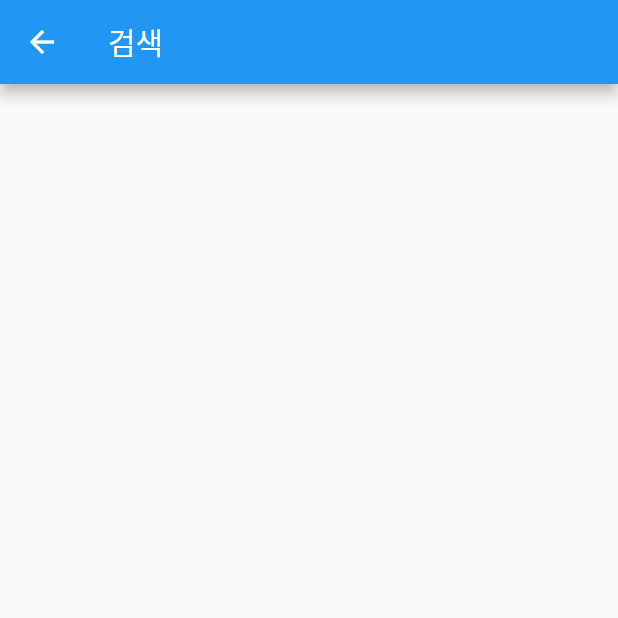
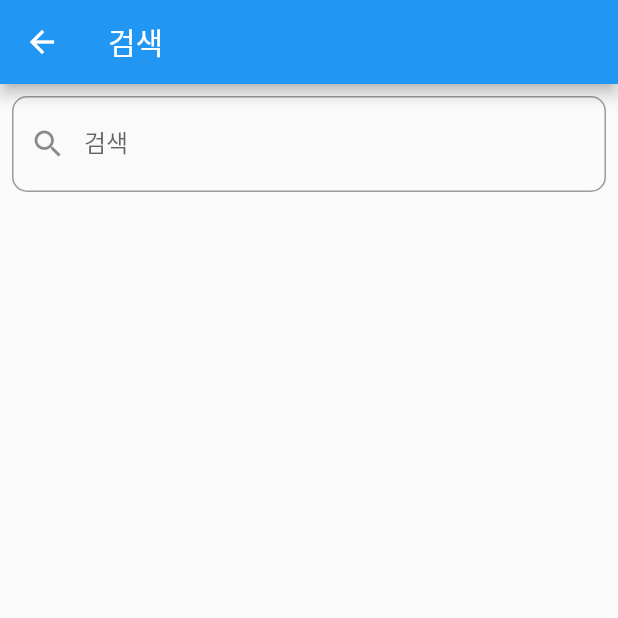
Before and after one commit to yenny-heo/Keep-bible, a Flutter app: the screen it shows after launch, in the side drawer, after a tap on "검색", on a phone screen of 412 x 824 dp, the top half of it. Run offline on Flutter 3.47's test engine with Material 2 defaults, Android fonts, the phone set to English and light mode, and no system bars; our stand-ins replace fluttertoast.

Commit message:
refactor: page 이름 변경

```diff
--- a/lib/main.dart
+++ b/lib/main.dart
@@ -6,8 +6,8 @@ import 'package:keep_bible_app/state/app_state_notifier.dart';
 import 'package:provider/provider.dart';
 import 'local_storage/bookmarks.dart';
 import 'local_storage/day_night_mode.dart';
-import 'page/new_bible.dart';
-import 'page/old_bible.dart';
+import 'page/new_bible_page.dart';
+import 'page/old_bible_page.dart';
 
 void main() {
   WidgetsFlutterBinding.ensureInitialized();
--- a/lib/navigation/drawer.dart
+++ b/lib/navigation/drawer.dart
@@ -1,8 +1,8 @@
 import 'package:flutter/material.dart';
 import 'package:keep_bible_app/local_storage/day_night_mode.dart';
-import 'package:keep_bible_app/page/bible_selection_list.dart';
-import 'package:keep_bible_app/page/bookmark_list.dart';
-import 'package:keep_bible_app/page/search.dart';
+import 'package:keep_bible_app/page/bible_selection_page.dart';
+import 'package:keep_bible_app/page/bookmark_page.dart';
+import 'package:keep_bible_app/page/search_page.dart';
 import 'package:keep_bible_app/state/app_state_notifier.dart';
 import 'package:provider/provider.dart';
 
@@ -74,7 +74,7 @@ class _NavDrawerState extends State<NavDrawer> {
           child: MenuText('검색'),
           onTap: () => {
             Navigator.push(context,
-                MaterialPageRoute(builder: (context) => Search()))
+                MaterialPageRoute(builder: (context) => SearchPage()))
           },
         )
       ],
--- a/lib/page/bookmark_list.dart
+++ b/lib/page/bookmark_page.dart
@@ -2,7 +2,7 @@ import 'package:flutter/material.dart';
 import 'package:keep_bible_app/local_storage/bookmarks.dart';
 import 'package:keep_bible_app/data/title.dart';
 
-import 'verse_list.dart';
+import 'verse_list_page.dart';
 
 List<BookmarkInfo> bookmarkList = List<BookmarkInfo>();
 
--- a/lib/page/old_bible.dart
+++ b/lib/page/new_bible_page.dart
@@ -1,18 +1,18 @@
 import 'package:flutter/material.dart';
 import 'package:keep_bible_app/data/title.dart';
-import 'verse_list.dart';
+import 'verse_list_page.dart';
 
-class OldBible extends StatelessWidget {
+class NewBible extends StatelessWidget {
   @override
   Widget build(BuildContext context) {
-    return OldBibleList(bibles: List.generate(korOldB.length, (i) => (korOldB[i])));
+    return NewBibleList(bibles: List.generate(korNewB.length, (i) => (korNewB[i])));
   }
 }
 
-class OldBibleList extends StatelessWidget {
+class NewBibleList extends StatelessWidget {
   final List<String> bibles;
 
-  const OldBibleList({Key key, this.bibles}) : super(key: key);
+  const NewBibleList({Key key, this.bibles}) : super(key: key);
 
   @override
   Widget build(BuildContext context) {
@@ -32,7 +32,7 @@ class OldBibleList extends StatelessWidget {
                         context,
                         MaterialPageRoute(
                             builder: (context) =>
-                                DetailScreen(name: korOldB[i], book: i, chapter: 0)));
+                                DetailScreen(name: korNewB[i], book: i + 39, chapter: 0)));
                   },
                 ));
           }),
--- a/lib/page/new_bible.dart
+++ b/lib/page/old_bible_page.dart
@@ -1,18 +1,18 @@
 import 'package:flutter/material.dart';
 import 'package:keep_bible_app/data/title.dart';
-import 'verse_list.dart';
+import 'verse_list_page.dart';
 
-class NewBible extends StatelessWidget {
+class OldBible extends StatelessWidget {
   @override
   Widget build(BuildContext context) {
-    return NewBibleList(bibles: List.generate(korNewB.length, (i) => (korNewB[i])));
+    return OldBibleList(bibles: List.generate(korOldB.length, (i) => (korOldB[i])));
   }
 }
 
-class NewBibleList extends StatelessWidget {
+class OldBibleList extends StatelessWidget {
   final List<String> bibles;
 
-  const NewBibleList({Key key, this.bibles}) : super(key: key);
+  const OldBibleList({Key key, this.bibles}) : super(key: key);
 
   @override
   Widget build(BuildContext context) {
@@ -32,7 +32,7 @@ class NewBibleList extends StatelessWidget {
                         context,
                         MaterialPageRoute(
                             builder: (context) =>
-                                DetailScreen(name: korNewB[i], book: i + 39, chapter: 0)));
+                                DetailScreen(name: korOldB[i], book: i, chapter: 0)));
                   },
                 ));
           }),
--- a/lib/page/search.dart
+++ /dev/null
@@ -1,11 +0,0 @@
-import 'package:flutter/material.dart';
-
-class Search extends StatelessWidget{
-  @override
-  Widget build(BuildContext context) {
-    return Scaffold(
-      appBar: AppBar(title: Text('검색')),
-    );
-  }
-
-}
--- /dev/null
+++ b/lib/page/search_page.dart
@@ -0,0 +1,36 @@
+import 'package:flutter/material.dart';
+
+class SearchPage extends StatefulWidget{
+  @override
+  _SearchState createState() => _SearchState();
+
+}
+
+
+class _SearchState extends State<SearchPage>{
+  @override
+  Widget build(BuildContext context) {
+    return Scaffold(
+      appBar: AppBar(title: Text('검색')),
+      body: Container(
+        child: Column(
+          children: <Widget>[
+            Padding(
+              padding: const EdgeInsets.all(8.0),
+              child: TextField(
+                decoration: InputDecoration(
+                    labelText: "검색",
+                    hintText: "키워드로 검색하세요",
+                    prefixIcon: Icon(Icons.search),
+                    border: OutlineInputBorder(
+                        borderRadius: BorderRadius.all(Radius.circular(10.0)))
+                ),
+              ),
+            )
+          ],
+        ),
+      )
+    );
+  }
+
+}
```
Also changed, not shown: lib/page/bible_selection_page.dart (renamed from lib/page/bible_selection_list.dart), lib/page/verse_list_page.dart (renamed from lib/page/verse_list.dart).
